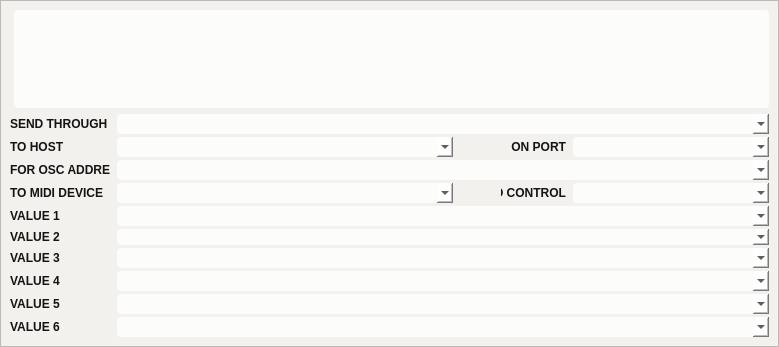
This is extoscpatterneditor.ui in buzzinglight/IanniX as Qt 5 draws it before an edit. The edited form follows.
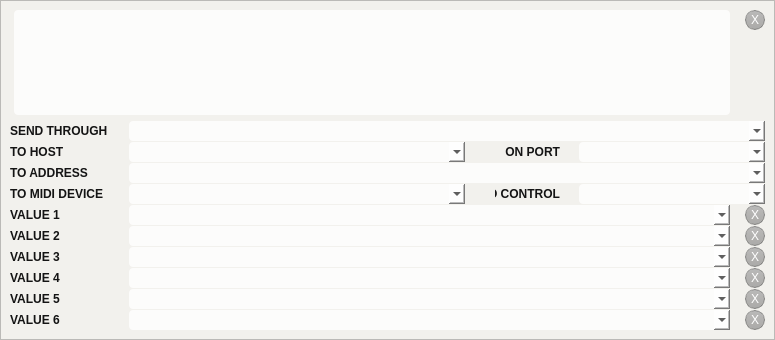
This is the edited form. Icons and pictures are not drawn. Custom widgets are drawn as their Qt base class.

```diff
--- a/extoscpatterneditor.ui
+++ b/extoscpatterneditor.ui
@@ -6,8 +6,8 @@
    <rect>
     <x>0</x>
     <y>0</y>
-    <width>779</width>
-    <height>347</height>
+    <width>775</width>
+    <height>340</height>
    </rect>
   </property>
   <property name="windowTitle">
@@ -44,15 +44,15 @@
 	border: 0px solid transparent;
 }
 
-QPushButton, QSpinBox, QDoubleSpinBox, QLineEdit {
-	border: 1px solid rgb(60, 60, 60);
-	border-radius: 4px;
-	background-color: qlineargradient(spread:pad, x1:0, y1:0, x2:0, y2:1, stop:0 rgba(99, 100, 103, 255), stop:1 rgba(61, 61, 61, 255));
+QPushButton {
+	border: 1px solid rgb(60, 60, 60, 100);
+	border-radius: 10px;
+	margin: 0px;
+	padding: 0px;
+	background-color: qlineargradient(spread:pad, x1:0, y1:0, x2:0, y2:1, stop:0 rgba(99, 100, 103, 100), stop:1 rgba(61, 61, 61, 100));
 }
 QPushButton {
-	margin-left: 5px;
 	color: white;
-	padding: 10px;
 }
 QPushButton:hover {
 	border: 1px solid rgb(0, 187, 255);
@@ -161,8 +161,6 @@
 	background: rgb(0, 187, 255);
     image: url(:/icons/res_icon_down.png);
 }
-
-
 </string>
   </property>
   <layout class="QHBoxLayout" name="horizontalLayout_2">
@@ -180,21 +178,79 @@
      <property name="frameShadow">
       <enum>QFrame::Raised</enum>
      </property>
-     <layout class="QVBoxLayout" name="verticalLayout_2">
+     <layout class="QVBoxLayout" name="verticalLayout_3">
       <item>
-       <widget class="QPlainTextEditWithFocus" name="patternEdit">
-        <property name="plainText">
-         <string/>
+       <layout class="QHBoxLayout" name="horizontalLayout_7">
+        <property name="spacing">
+         <number>15</number>
         </property>
-       </widget>
+        <item>
+         <widget class="QPlainTextEditWithFocus" name="patternEdit">
+          <property name="plainText">
+           <string/>
+          </property>
+         </widget>
+        </item>
+        <item>
+         <layout class="QVBoxLayout" name="verticalLayout_2">
+          <property name="spacing">
+           <number>0</number>
+          </property>
+          <item>
+           <widget class="QPushButton" name="patternClear">
+            <property name="minimumSize">
+             <size>
+              <width>20</width>
+              <height>20</height>
+             </size>
+            </property>
+            <property name="maximumSize">
+             <size>
+              <width>20</width>
+              <height>20</height>
+             </size>
+            </property>
+            <property name="toolTip">
+             <string>Clear the message</string>
+            </property>
+            <property name="statusTip">
+             <string>Click here to clear the message</string>
+            </property>
+            <property name="styleSheet">
+             <string notr="true"/>
+            </property>
+            <property name="text">
+             <string>X</string>
+            </property>
+           </widget>
+          </item>
+          <item>
+           <spacer name="verticalSpacer">
+            <property name="orientation">
+             <enum>Qt::Vertical</enum>
+            </property>
+            <property name="sizeHint" stdset="0">
+             <size>
+              <width>20</width>
+              <height>40</height>
+             </size>
+            </property>
+           </spacer>
+          </item>
+         </layout>
+        </item>
+       </layout>
       </item>
       <item>
        <layout class="QVBoxLayout" name="verticalLayout">
         <property name="spacing">
-         <number>3</number>
+         <number>1</number>
         </property>
         <item>
          <layout class="QHBoxLayout" name="horizontalLayout_6">
+          <property name="spacing">
+           <number>15</number>
+          </property>
           <item>
            <widget class="QLabel" name="protocolLabel">
             <property name="minimumSize">
@@ -240,6 +296,9 @@
         </item>
         <item>
          <layout class="QHBoxLayout" name="horizontalLayout">
+          <property name="spacing">
+           <number>15</number>
+          </property>
           <item>
            <widget class="QLabel" name="hostOSCLabel">
             <property name="minimumSize">
@@ -320,13 +379,13 @@
            <widget class="QComboBox" name="portCombo">
             <property name="minimumSize">
              <size>
-              <width>200</width>
+              <width>190</width>
               <height>20</height>
              </size>
             </property>
             <property name="maximumSize">
              <size>
-              <width>200</width>
+              <width>190</width>
               <height>20</height>
              </size>
             </property>
@@ -342,6 +401,9 @@
         </item>
         <item>
          <layout class="QHBoxLayout" name="horizontalLayout_3">
+          <property name="spacing">
+           <number>15</number>
+          </property>
           <item>
            <widget class="QLabel" name="addressOSCLabel">
             <property name="minimumSize">
@@ -357,7 +419,7 @@
              </size>
             </property>
             <property name="text">
-             <string>FOR OSC ADDRESS</string>
+             <string>TO ADDRESS</string>
             </property>
            </widget>
           </item>
@@ -387,6 +449,9 @@
         </item>
         <item>
          <layout class="QHBoxLayout" name="horizontalLayout_4">
+          <property name="spacing">
+           <number>15</number>
+          </property>
           <item>
            <widget class="QLabel" name="hostMIDILabel">
             <property name="minimumSize">
@@ -467,13 +532,13 @@
            <widget class="QComboBox" name="addressMidiCombo">
             <property name="minimumSize">
              <size>
-              <width>200</width>
+              <width>190</width>
               <height>20</height>
              </size>
             </property>
             <property name="maximumSize">
              <size>
-              <width>200</width>
+              <width>190</width>
               <height>20</height>
              </size>
             </property>
@@ -489,6 +554,9 @@
         </item>
         <item>
          <layout class="QHBoxLayout" name="horizontalLayout_8">
+          <property name="spacing">
+           <number>15</number>
+          </property>
           <item>
            <widget class="QLabel" name="argument1Label">
             <property name="minimumSize">
@@ -530,10 +598,41 @@
             </property>
            </widget>
           </item>
+          <item>
+           <widget class="QPushButton" name="argument1Clear">
+            <property name="minimumSize">
+             <size>
+              <width>20</width>
+              <height>20</height>
+             </size>
+            </property>
+            <property name="maximumSize">
+             <size>
+              <width>20</width>
+              <height>20</height>
+             </size>
+            </property>
+            <property name="toolTip">
+             <string>Clear the value</string>
+            </property>
+            <property name="statusTip">
+             <string>Click here to clear the value</string>
+            </property>
+            <property name="styleSheet">
+             <string notr="true"/>
+            </property>
+            <property name="text">
+             <string>X</string>
+            </property>
+           </widget>
+          </item>
          </layout>
         </item>
         <item>
          <layout class="QHBoxLayout" name="horizontalLayout_12">
+          <property name="spacing">
+           <number>15</number>
+          </property>
           <item>
            <widget class="QLabel" name="argument2Label">
             <property name="minimumSize">
@@ -554,7 +653,25 @@
            </widget>
           </item>
           <item>
-           <widget class="QComboBox" name="argument2Combo">
+           <widget class="QComboBoxWithFocus" name="argument2Combo">
+            <property name="minimumSize">
+             <size>
+              <width>0</width>
+              <height>20</height>
+             </size>
+            </property>
+            <property name="maximumSize">
+             <size>
+              <width>16777215</width>
+              <height>20</height>
+             </size>
+            </property>
+            <property name="toolTip">
+             <string>Type here a IanniX variable or your custom value</string>
+            </property>
+            <property name="statusTip">
+             <string>Type here a IanniX variable or your custom value</string>
+            </property>
             <property name="editable">
              <bool>true</bool>
             </property>
@@ -563,10 +680,38 @@
             </property>
            </widget>
           </item>
+          <item>
+           <widget class="QPushButton" name="argument2Clear">
+            <property name="minimumSize">
+             <size>
+              <width>20</width>
+              <height>20</height>
+             </size>
+            </property>
+            <property name="maximumSize">
+             <size>
+              <width>20</width>
+              <height>20</height>
+             </size>
+            </property>
+            <property name="toolTip">
+             <string>Clear the value</string>
+            </property>
+            <property name="statusTip">
+             <string>Click here to clear the value</string>
+            </property>
+            <property name="text">
+             <string>X</string>
+            </property>
+           </widget>
+          </item>
          </layout>
         </item>
         <item>
          <layout class="QHBoxLayout" name="horizontalLayout_11">
+          <property name="spacing">
+           <number>15</number>
+          </property>
           <item>
            <widget class="QLabel" name="argument3Label">
             <property name="minimumSize">
@@ -608,10 +753,38 @@
             </property>
            </widget>
           </item>
+          <item>
+           <widget class="QPushButton" name="argument3Clear">
+            <property name="minimumSize">
+             <size>
+              <width>20</width>
+              <height>20</height>
+             </size>
+            </property>
+            <property name="maximumSize">
+             <size>
+              <width>20</width>
+              <height>20</height>
+             </size>
+            </property>
+            <property name="toolTip">
+             <string>Clear the value</string>
+            </property>
+            <property name="statusTip">
+             <string>Click here to clear the value</string>
+            </property>
+            <property name="text">
+             <string>X</string>
+            </property>
+           </widget>
+          </item>
          </layout>
         </item>
         <item>
          <layout class="QHBoxLayout" name="horizontalLayout_10">
+          <property name="spacing">
+           <number>15</number>
+          </property>
           <item>
            <widget class="QLabel" name="argument4Label">
             <property name="minimumSize">
@@ -653,10 +826,38 @@
             </property>
            </widget>
           </item>
+          <item>
+           <widget class="QPushButton" name="argument4Clear">
+            <property name="minimumSize">
+             <size>
+              <width>20</width>
+              <height>20</height>
+             </size>
+            </property>
+            <property name="maximumSize">
+             <size>
+              <width>20</width>
+              <height>20</height>
+             </size>
+            </property>
+            <property name="toolTip">
+             <string>Clear the value</string>
+            </property>
+            <property name="statusTip">
+             <string>Click here to clear the value</string>
+            </property>
+            <property name="text">
+             <string>X</string>
+            </property>
+           </widget>
+          </item>
          </layout>
         </item>
         <item>
          <layout class="QHBoxLayout" name="horizontalLayout_9">
+          <property name="spacing">
+           <number>15</number>
+          </property>
           <item>
            <widget class="QLabel" name="argument5Label">
             <property name="minimumSize">
@@ -698,10 +899,38 @@
             </property>
            </widget>
           </item>
+          <item>
+           <widget class="QPushButton" name="argument5Clear">
+            <property name="minimumSize">
+             <size>
+              <width>20</width>
+              <height>20</height>
+             </size>
+            </property>
+            <property name="maximumSize">
+             <size>
+              <width>20</width>
+              <height>20</height>
+             </size>
+            </property>
+            <property name="toolTip">
+             <string>Clear the value</string>
+            </property>
+            <property name="statusTip">
+             <string>Click here to clear the value</string>
+            </property>
+            <property name="text">
+             <string>X</string>
+            </property>
+           </widget>
+          </item>
          </layout>
         </item>
         <item>
          <layout class="QHBoxLayout" name="horizontalLayout_5">
+          <property name="spacing">
+           <number>15</number>
+          </property>
           <item>
            <widget class="QLabel" name="argument6Label">
             <property name="minimumSize">
@@ -743,6 +972,31 @@
             </property>
            </widget>
           </item>
+          <item>
+           <widget class="QPushButton" name="argument6Clear">
+            <property name="minimumSize">
+             <size>
+              <width>20</width>
+              <height>20</height>
+             </size>
+            </property>
+            <property name="maximumSize">
+             <size>
+              <width>20</width>
+              <height>20</height>
+             </size>
+            </property>
+            <property name="toolTip">
+             <string>Clear the value</string>
+            </property>
+            <property name="statusTip">
+             <string>Click here to clear the value</string>
+            </property>
+            <property name="text">
+             <string>X</string>
+            </property>
+           </widget>
+          </item>
          </layout>
         </item>
        </layout>
@@ -762,6 +1016,15 @@
     <signal>focusIn()</signal>
    </slots>
   </customwidget>
+  <customwidget>
+   <class>QComboBoxWithFocus</class>
+   <extends>QComboBox</extends>
+   <header>extoscpatterneditor.h</header>
+   <slots>
+    <signal>focusIn()</signal>
+    <signal>focusOut()</signal>
+   </slots>
+  </customwidget>
  </customwidgets>
  <tabstops>
   <tabstop>patternEdit</tabstop>
```
Left out of the diff: 455 changed lines with no effect on the pictures.
